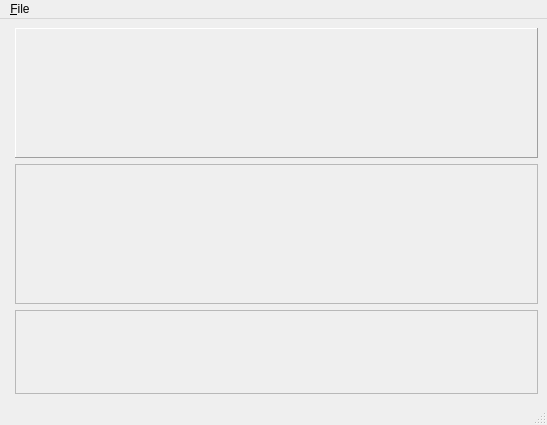
The window that kitstarter/gui/main_window.ui (Zen-Master-SoSo/kitstarter) describes before a commit, drawn with Qt 5.
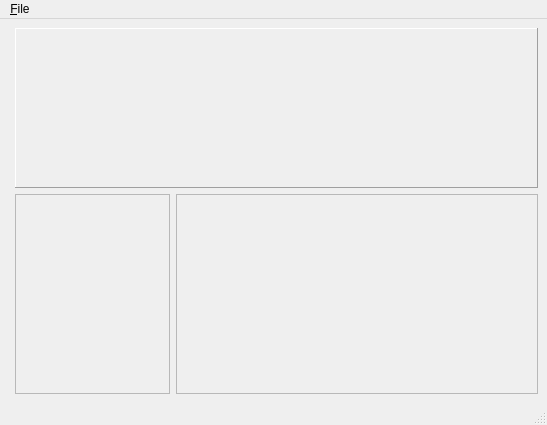
The same window after the commit.

Commit message: Update instruments in stack widget when loading

The edit to the form file:
```diff
--- a/kitstarter/gui/main_window.ui
+++ b/kitstarter/gui/main_window.ui
@@ -26,13 +26,13 @@
      </widget>
     </item>
     <item>
-     <layout class="QVBoxLayout" name="right_layout" stretch="0,5,3">
+     <layout class="QVBoxLayout" name="right_layout" stretch="3,7">
       <item>
        <widget class="QStackedWidget" name="stk_instrument_widget">
         <property name="minimumSize">
          <size>
           <width>0</width>
-          <height>130</height>
+          <height>160</height>
          </size>
         </property>
         <property name="frameShape">
@@ -48,6 +48,8 @@
        </widget>
       </item>
       <item>
+       <layout class="QHBoxLayout" name="explorer_layout" stretch="3,7">
+        <item>
        <widget class="QFrame" name="frm_file_expl_placeholder">
         <property name="frameShape">
          <enum>QFrame::StyledPanel</enum>
@@ -66,6 +68,8 @@
          <enum>QFrame::Raised</enum>
         </property>
        </widget>
+        </item>
+       </layout>
       </item>
      </layout>
     </item>
```
Lines whose indentation alone changed are shown as unchanged. The commit also changes 3 other files.
